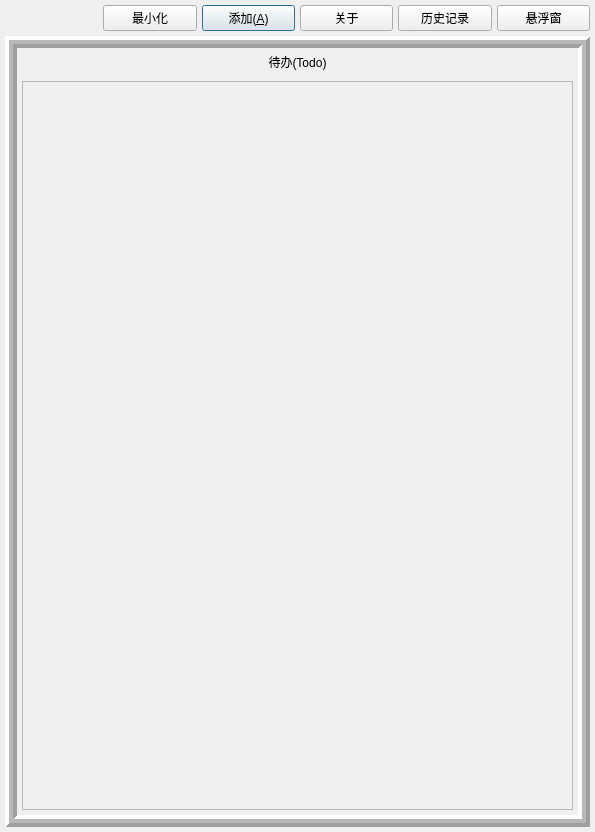
This is MEMOplus/dialog.ui in yzc0731/copy_from_xiang as Qt 5 draws it before an edit. The edited form follows.
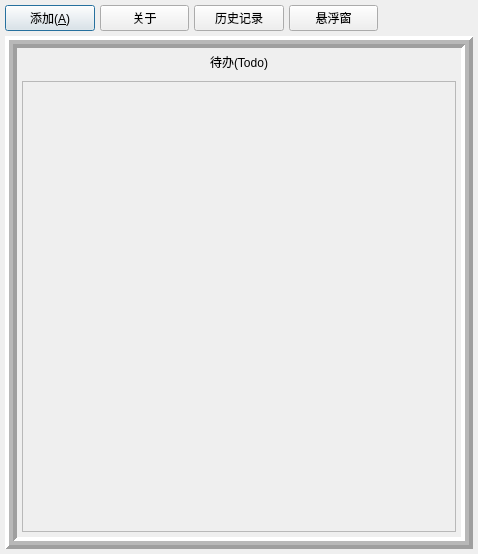
This is the edited form.

Commit message: add 悬浮球

Diff of the .ui file:
```diff
--- a/MEMOplus/dialog.ui
+++ b/MEMOplus/dialog.ui
@@ -6,8 +6,8 @@
    <rect>
     <x>0</x>
     <y>0</y>
-    <width>595</width>
-    <height>832</height>
+    <width>478</width>
+    <height>554</height>
    </rect>
   </property>
   <property name="windowTitle">
@@ -29,38 +29,7 @@
    <property name="spacing">
     <number>5</number>
    </property>
-   <item row="2" column="2">
-    <widget class="QPushButton" name="pushButton">
-     <property name="text">
-      <string>添加(&amp;A)</string>
-     </property>
-    </widget>
-   </item>
-   <item row="2" column="3">
-    <widget class="QPushButton" name="pushButton_2">
-     <property name="text">
-      <string>关于</string>
-     </property>
-    </widget>
-   </item>
-   <item row="2" column="5">
-    <widget class="QPushButton" name="toSusbendBtn">
-     <property name="text">
-      <string>悬浮窗</string>
-     </property>
-    </widget>
-   </item>
-   <item row="2" column="1">
-    <widget class="QPushButton" name="pushButton_3">
-     <property name="text">
-      <string>最小化</string>
-     </property>
-     <property name="checkable">
-      <bool>true</bool>
-     </property>
-    </widget>
-   </item>
-   <item row="3" column="0" colspan="6">
+   <item row="3" column="0" colspan="5">
     <widget class="QFrame" name="frame">
      <property name="frameShape">
       <enum>QFrame::Box</enum>
@@ -132,8 +101,8 @@
           <rect>
            <x>0</x>
            <y>0</y>
-           <width>549</width>
-           <height>714</height>
+           <width>432</width>
+           <height>436</height>
           </rect>
          </property>
         </widget>
@@ -142,13 +111,34 @@
      </layout>
     </widget>
    </item>
-   <item row="2" column="4">
+   <item row="2" column="0">
+    <widget class="QPushButton" name="pushButton">
+     <property name="text">
+      <string>添加(&amp;A)</string>
+     </property>
+    </widget>
+   </item>
+   <item row="2" column="1">
+    <widget class="QPushButton" name="pushButton_2">
+     <property name="text">
+      <string>关于</string>
+     </property>
+    </widget>
+   </item>
+   <item row="2" column="2">
     <widget class="QPushButton" name="pushButton_4">
      <property name="text">
       <string>历史记录</string>
      </property>
     </widget>
    </item>
+   <item row="2" column="3">
+    <widget class="QPushButton" name="toSusbendBtn">
+     <property name="text">
+      <string>悬浮窗</string>
+     </property>
+    </widget>
+   </item>
   </layout>
  </widget>
  <resources/>
```
The commit also changes 9 other files.
